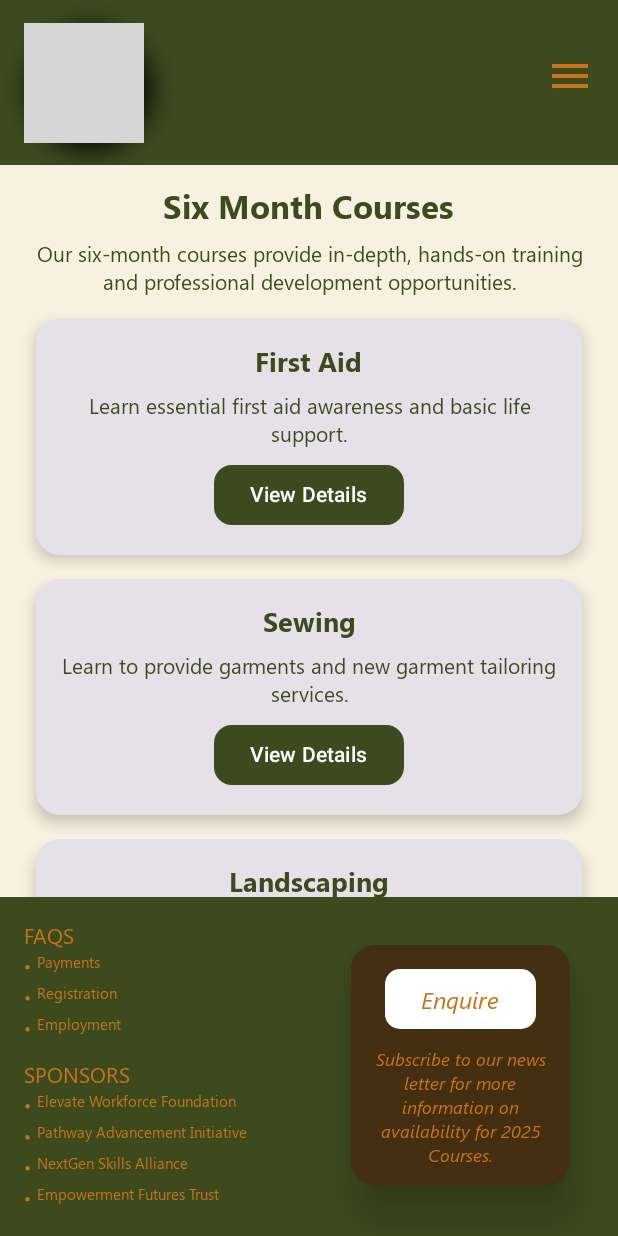
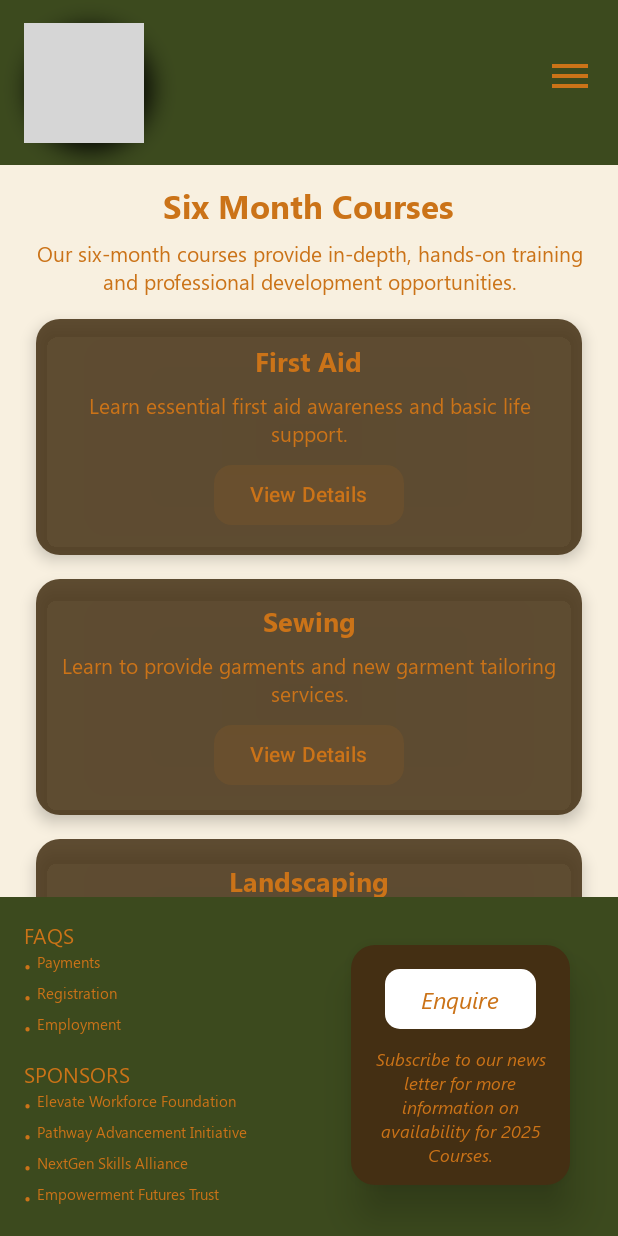
Before and after one commit to shuhad786/Empower_The_Nation_WIL, an Android app built with Jetpack Compose: the SixMonthCoursesPage screen opened through its navigation route, on a phone screen of 412 x 824 dp. Run offline under Robolectric (Android 15) with nearby library versions, the phone set to English and light mode, and no system bars; grey boxes are pictures that could not be loaded.

Commit message:
Changed the colour scheme for sixMonths page

```diff
--- a/Android/app/src/main/java/com/example/empowerthenationmobile/ui/sixMonths/SixMonths.kt
+++ b/Android/app/src/main/java/com/example/empowerthenationmobile/ui/sixMonths/SixMonths.kt
@@ -14,6 +14,8 @@ import androidx.compose.ui.text.style.TextAlign
 import androidx.compose.ui.unit.dp
 import androidx.compose.ui.unit.sp
 import androidx.navigation.NavController
+import com.example.empowerthenationmobile.ui.theme.BrownAccent
+import com.example.empowerthenationmobile.ui.theme.OrangeText
 
 data class Course(
   val id: String,       // NavController route
@@ -30,13 +32,14 @@ fun SixMonthCoursesPage(navController: NavController) {
     Course("lifeSkills", "Life Skills", "Learn essential life skills for personal and professional development.")
   )
 
-  Scaffold(containerColor = (MaterialTheme.colorScheme.secondary) // Transparent background for the page
-  ){ padding ->
+  Scaffold(
+    containerColor = (MaterialTheme.colorScheme.secondary)
+  ) { padding ->
     Column(
       modifier = Modifier
         .padding(padding)
         .fillMaxSize()
-        .background(MaterialTheme.colorScheme.secondary)//
+        .background(MaterialTheme.colorScheme.secondary)
         .padding(horizontal = 16.dp)
     ) {
       Spacer(modifier = Modifier.height(12.dp))
@@ -45,14 +48,14 @@ fun SixMonthCoursesPage(navController: NavController) {
         text = "Six Month Courses",
         fontSize = 22.sp,
         fontWeight = FontWeight.Bold,
-        color = MaterialTheme.colorScheme.primary,
+        color = OrangeText,
         modifier = Modifier.align(Alignment.CenterHorizontally)
       )
 
       Text(
         text = "Our six-month courses provide in-depth, hands-on training and professional development opportunities.",
         fontSize = 14.sp,
-        color = MaterialTheme.colorScheme.primary,
+        color = OrangeText,
         textAlign = TextAlign.Center,
         modifier = Modifier
           .fillMaxWidth()
@@ -65,7 +68,6 @@ fun SixMonthCoursesPage(navController: NavController) {
       ) {
         items(courses) { course ->
           CourseCard(course = course) {
-            // Navigate to the individual course screen
             navController.navigate(course.id)
           }
         }
@@ -78,6 +80,9 @@ fun SixMonthCoursesPage(navController: NavController) {
 fun CourseCard(course: Course, onClick: () -> Unit) {
   Card(
     shape = RoundedCornerShape(16.dp),
+    colors = CardDefaults.cardColors(
+      containerColor = BrownAccent.copy(alpha = 0.85f)
+    ),
     elevation = CardDefaults.cardElevation(defaultElevation = 6.dp),
     modifier = Modifier
       .fillMaxWidth()
@@ -91,22 +96,26 @@ fun CourseCard(course: Course, onClick: () -> Unit) {
         text = course.title,
         fontSize = 18.sp,
         fontWeight = FontWeight.Bold,
-        color = MaterialTheme.colorScheme.primary
+        color = OrangeText
       )
 
       Text(
         text = course.description,
         fontSize = 14.sp,
-        color = MaterialTheme.colorScheme.primary,
+        color = OrangeText,
         textAlign = TextAlign.Center,
         modifier = Modifier.padding(vertical = 8.dp)
       )
 
       Button(
         onClick = onClick,
-        shape = RoundedCornerShape(12.dp)
+        shape = RoundedCornerShape(12.dp),
+        colors = ButtonDefaults.buttonColors(containerColor = OrangeText.copy(alpha = 0.1f))
       ) {
-        Text("View Details")
+        Text(
+          text = "View Details",
+          color = OrangeText
+        )
       }
     }
   }
```
